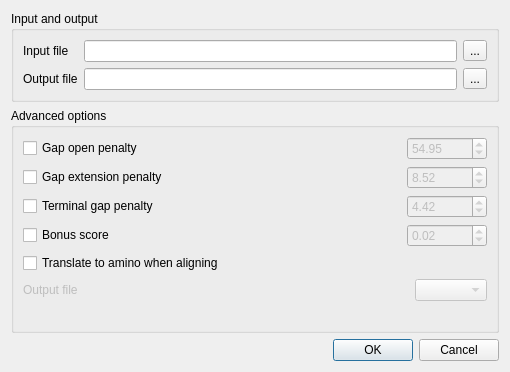
Above: src/plugins_3rdparty/kalign/src/KalignDialog.ui from ugeneunipro/ugene before the change. Below: the same form after it.
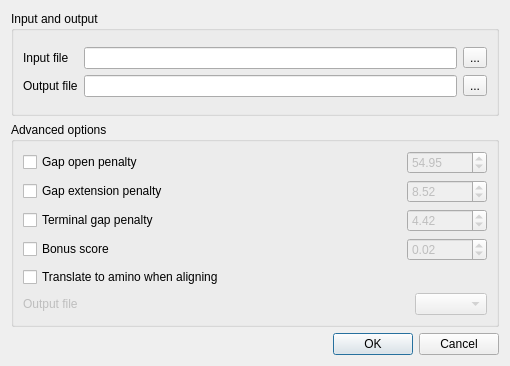
That is the form after the change.

Patch:
```diff
--- a/src/plugins_3rdparty/kalign/src/KalignDialog.ui
+++ b/src/plugins_3rdparty/kalign/src/KalignDialog.ui
@@ -332,19 +332,6 @@
           </item>
          </layout>
         </item>
-        <item row="1" column="0">
-         <widget class="QLabel" name="alphabetWarningLabel">
-          <property name="minimumSize">
-           <size>
-            <width>510</width>
-            <height>0</height>
-           </size>
-          </property>
-          <property name="text">
-           <string/>
-          </property>
-         </widget>
-        </item>
        </layout>
       </widget>
      </item>
```
